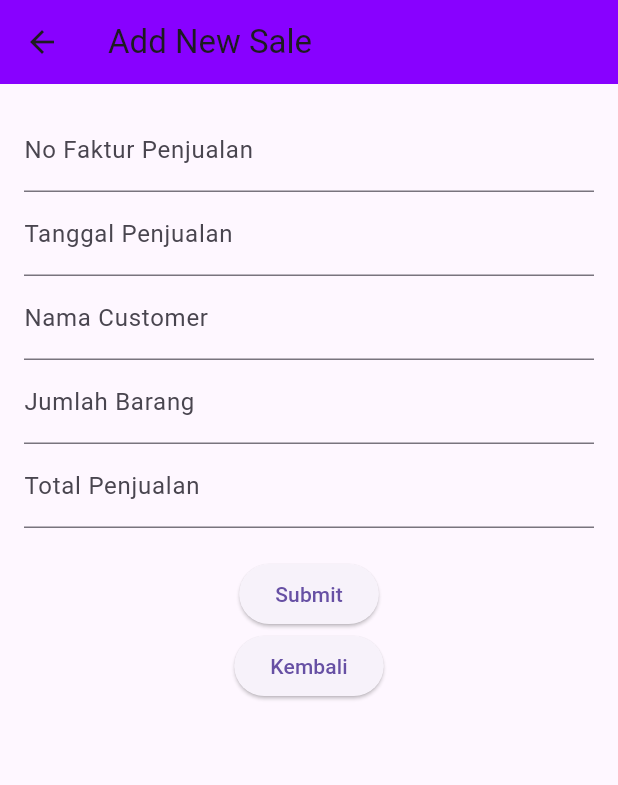
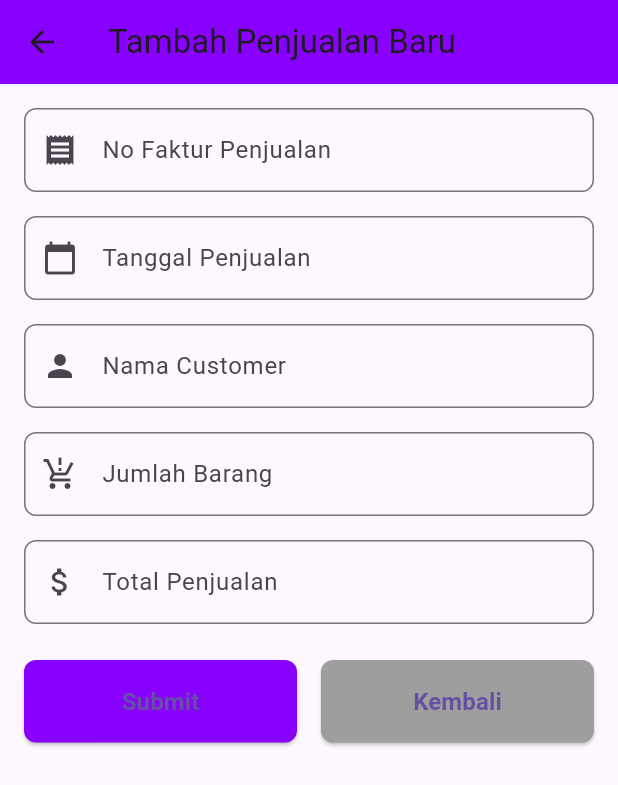
Before and after one commit to MuhDanyMaruf/Tugas1_AppFlutter, a Flutter app: the screen it shows after launch, after a tap on "Add", on a phone screen of 412 x 824 dp. Shown: the top 785 px of the screen. Run offline on Flutter 3.47's test engine with Material 3 defaults, Android fonts, the phone set to English and light mode, and no system bars.

Commit message:
update_routing

```diff
--- a/lib/main.dart
+++ b/lib/main.dart
@@ -2,6 +2,7 @@ import 'package:flutter/material.dart';
 
 import 'ui/dashboard.dart' as dashboard;
 import 'ui/insert.dart';
+import 'ui/produk_page.dart';
 import 'ui/update.dart';
 import 'ui/login.dart';
 
@@ -70,6 +71,7 @@ class HomePage extends StatelessWidget {
                       MaterialPageRoute(builder: (context) => AddPage()),
                     );
                   },
+                  color: Colors.red,
                 ),
                 // Update button
                 HomeButton(
@@ -81,6 +83,19 @@ class HomePage extends StatelessWidget {
                       MaterialPageRoute(builder: (context) => UpdatePage()),
                     );
                   },
+                  color: const Color.fromARGB(255, 70, 244, 54),
+                ),
+                // Update button
+                HomeButton(
+                  icon: Icons.data_exploration_outlined,
+                  label: 'Product Data',
+                  onTap: () {
+                    Navigator.push(
+                      context,
+                      MaterialPageRoute(builder: (context) => ProdukPage()),
+                    );
+                  },
+                  color: const Color.fromARGB(255, 195, 206, 0),
                 ),
                 // Logout button
                 HomeButton(
@@ -92,6 +107,7 @@ class HomePage extends StatelessWidget {
                       MaterialPageRoute(builder: (context) => LoginScreen()),
                     );
                   },
+                  color: const Color.fromARGB(255, 0, 0, 0),
                 ),
               ],
             ),
@@ -124,11 +140,13 @@ class HomeButton extends StatelessWidget {
   final IconData icon;
   final String label;
   final Function() onTap;
+  final Color color;
 
   const HomeButton({
     required this.icon,
     required this.label,
     required this.onTap,
+    this.color = Colors.blue,
   });
 
   @override
@@ -145,7 +163,7 @@ class HomeButton extends StatelessWidget {
         child: Column(
           mainAxisAlignment: MainAxisAlignment.center,
           children: [
-            Icon(icon, size: 50),
+            Icon(icon, color: color, size: 50),
             SizedBox(height: 10),
             Text(label, style: TextStyle(fontSize: 18)),
           ],
--- a/lib/ui/insert.dart
+++ b/lib/ui/insert.dart
@@ -31,47 +31,94 @@ class _AddPageState extends State<AddPage> {
   Widget build(BuildContext context) {
     return Scaffold(
       appBar: AppBar(
-        title: Text('Add New Sale'),
-        backgroundColor: Color.fromARGB(255, 136, 1, 255),
+        title: const Text('Tambah Penjualan Baru'),
+        backgroundColor: const Color(0xFF8801FF),
       ),
       body: Padding(
-        padding: EdgeInsets.all(16.0),
+        padding: const EdgeInsets.all(16.0),
+        child: SingleChildScrollView(
           child: Column(
+            crossAxisAlignment: CrossAxisAlignment.start,
             children: [
-            TextField(
-              controller: fakturController,
-              decoration: InputDecoration(labelText: 'No Faktur Penjualan'),
+              _buildTextField(
+                  fakturController, 'No Faktur Penjualan', Icons.receipt),
+              const SizedBox(height: 16),
+              _buildTextField(
+                  tanggalController, 'Tanggal Penjualan', Icons.calendar_today),
+              const SizedBox(height: 16),
+              _buildTextField(
+                  customerController, 'Nama Customer', Icons.person),
+              const SizedBox(height: 16),
+              _buildTextField(jumlahController, 'Jumlah Barang',
+                  Icons.production_quantity_limits),
+              const SizedBox(height: 16),
+              _buildTextField(
+                  totalController, 'Total Penjualan', Icons.attach_money),
+              const SizedBox(height: 24),
+              Row(
+                mainAxisAlignment: MainAxisAlignment.spaceBetween,
+                children: [
+                  Expanded(
+                    child: ElevatedButton(
+                      onPressed: addSale, // Call the addSale function
+                      style: ElevatedButton.styleFrom(
+                        padding: const EdgeInsets.symmetric(vertical: 16.0),
+                        backgroundColor: const Color(0xFF8801FF),
+                        shape: RoundedRectangleBorder(
+                          borderRadius: BorderRadius.circular(8.0),
                         ),
-            TextField(
-              controller: tanggalController,
-              decoration: InputDecoration(labelText: 'Tanggal Penjualan'),
                       ),
-            TextField(
-              controller: customerController,
-              decoration: InputDecoration(labelText: 'Nama Customer'),
+                      child: const Text(
+                        'Submit',
+                        style: TextStyle(
+                            fontSize: 16, fontWeight: FontWeight.bold),
                       ),
-            TextField(
-              controller: jumlahController,
-              decoration: InputDecoration(labelText: 'Jumlah Barang'),
                     ),
-            TextField(
-              controller: totalController,
-              decoration: InputDecoration(labelText: 'Total Penjualan'),
                   ),
-            SizedBox(height: 20),
-            ElevatedButton(
-              onPressed: addSale, // Call the addSale function
-              child: Text('Submit'),
-            ),
-            ElevatedButton(
+                  const SizedBox(width: 16),
+                  Expanded(
+                    child: ElevatedButton(
                       onPressed: () {
                         Navigator.pop(context);
                       },
-              child: Text('Kembali'),
+                      style: ElevatedButton.styleFrom(
+                        padding: const EdgeInsets.symmetric(vertical: 16.0),
+                        backgroundColor: Colors.grey,
+                        shape: RoundedRectangleBorder(
+                          borderRadius: BorderRadius.circular(8.0),
+                        ),
+                      ),
+                      child: const Text(
+                        'Kembali',
+                        style: TextStyle(
+                            fontSize: 16, fontWeight: FontWeight.bold),
+                      ),
+                    ),
+                  ),
+                ],
               ),
             ],
           ),
         ),
+      ),
+    );
+  }
+
+  // Helper widget for text fields
+  Widget _buildTextField(
+      TextEditingController controller, String label, IconData icon) {
+    return TextField(
+      controller: controller,
+      decoration: InputDecoration(
+        labelText: label,
+        border: OutlineInputBorder(
+          borderRadius: BorderRadius.circular(8.0),
+        ),
+        prefixIcon: Icon(icon),
+      ),
+      keyboardType: label == 'Jumlah Barang' || label == 'Total Penjualan'
+          ? TextInputType.number
+          : TextInputType.text,
     );
   }
 }
```
Also changed, not shown: lib/columnn_widget.dart (added, +23 -0 lines), lib/ui/dashboard.dart (+62 -13 lines), lib/ui/produk_detail.dart (added, +92 -0 lines), lib/ui/produk_form.dart (added, +110 -0 lines), lib/ui/produk_page.dart (added, +140 -0 lines). Lines whose indentation alone changed are shown as unchanged.
